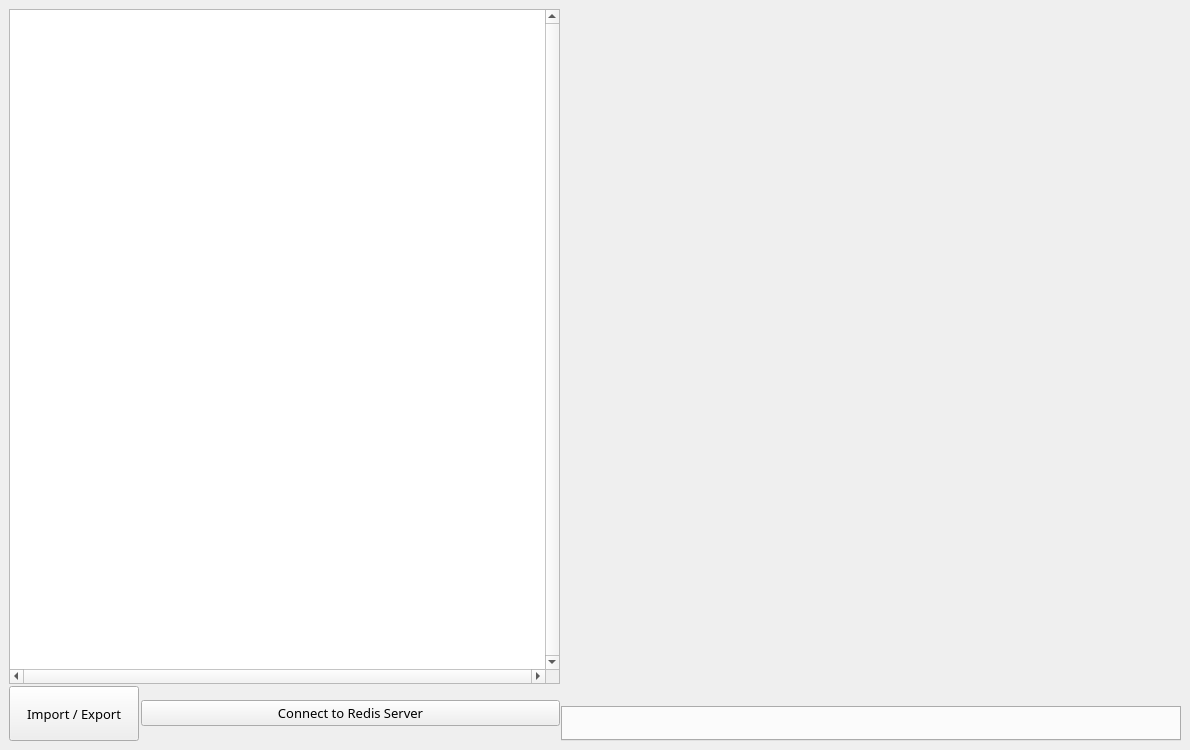
This is src/app/forms/main.ui in RedisInsight/RedisDesktopManager as Qt 5 draws it before an edit. The edited form follows.
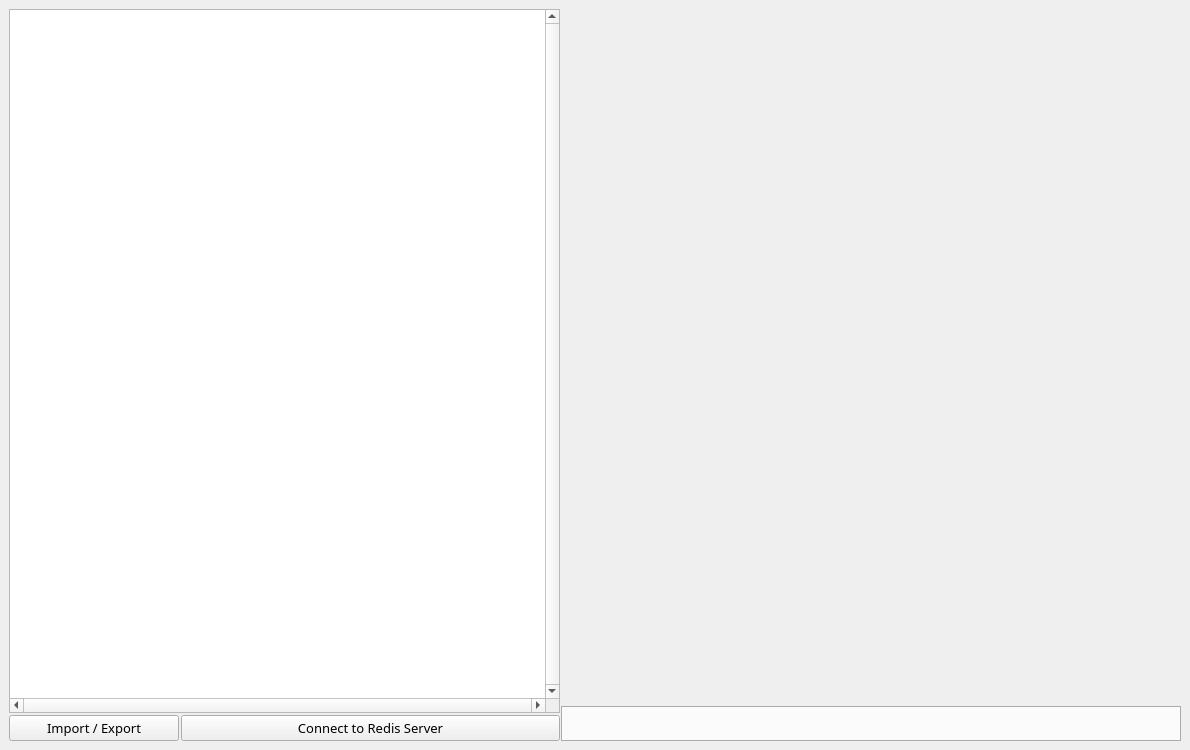
This is the edited form. Icons and pictures are not drawn. Custom widgets are drawn as their Qt base class.

```diff
--- a/src/app/forms/main.ui
+++ b/src/app/forms/main.ui
@@ -154,8 +154,8 @@
             </property>
             <property name="minimumSize">
              <size>
-              <width>130</width>
-              <height>55</height>
+              <width>170</width>
+              <height>0</height>
              </size>
             </property>
             <property name="maximumSize">
@@ -301,7 +301,7 @@
          <enum>QTabWidget::South</enum>
         </property>
         <property name="tabShape">
-         <enum>QTabWidget::Triangular</enum>
+         <enum>QTabWidget::Rounded</enum>
         </property>
         <property name="currentIndex">
          <number>-1</number>
```
